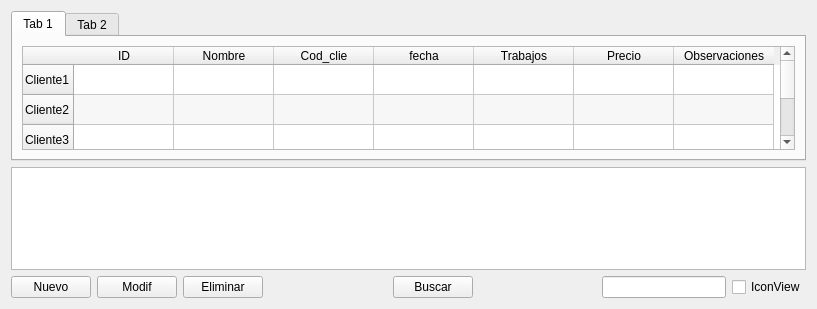
Fernandez-Miguel-A/Gestor_remake, file Gui.ui: the form before one commit.
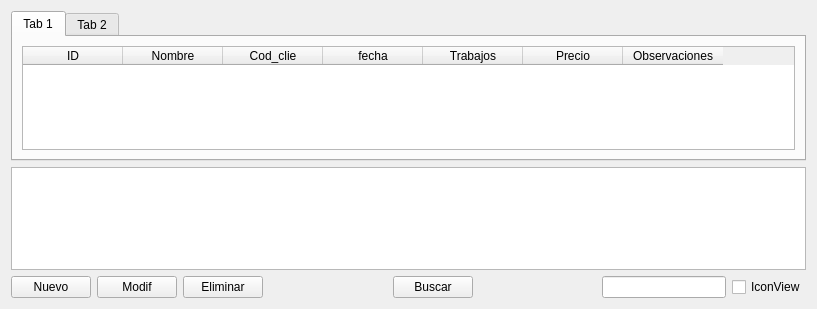
The form after the commit. Custom widgets are drawn as their Qt base class.

Patch:
```diff
--- a/Gui.ui
+++ b/Gui.ui
@@ -41,26 +41,6 @@
          <property name="alternatingRowColors">
           <bool>true</bool>
          </property>
-         <row>
-          <property name="text">
-           <string>Cliente1</string>
-          </property>
-         </row>
-         <row>
-          <property name="text">
-           <string>Cliente2</string>
-          </property>
-         </row>
-         <row>
-          <property name="text">
-           <string>Cliente3</string>
-          </property>
-         </row>
-         <row>
-          <property name="text">
-           <string>Cliente4</string>
-          </property>
-         </row>
          <column>
           <property name="text">
            <string>ID</string>
```
